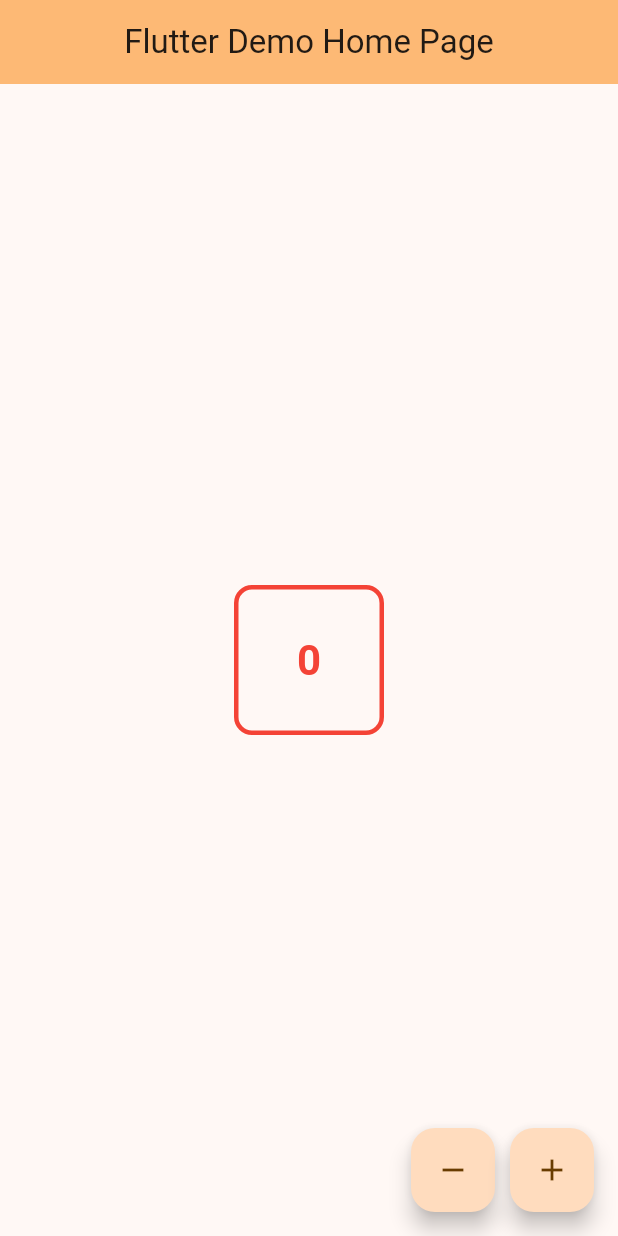
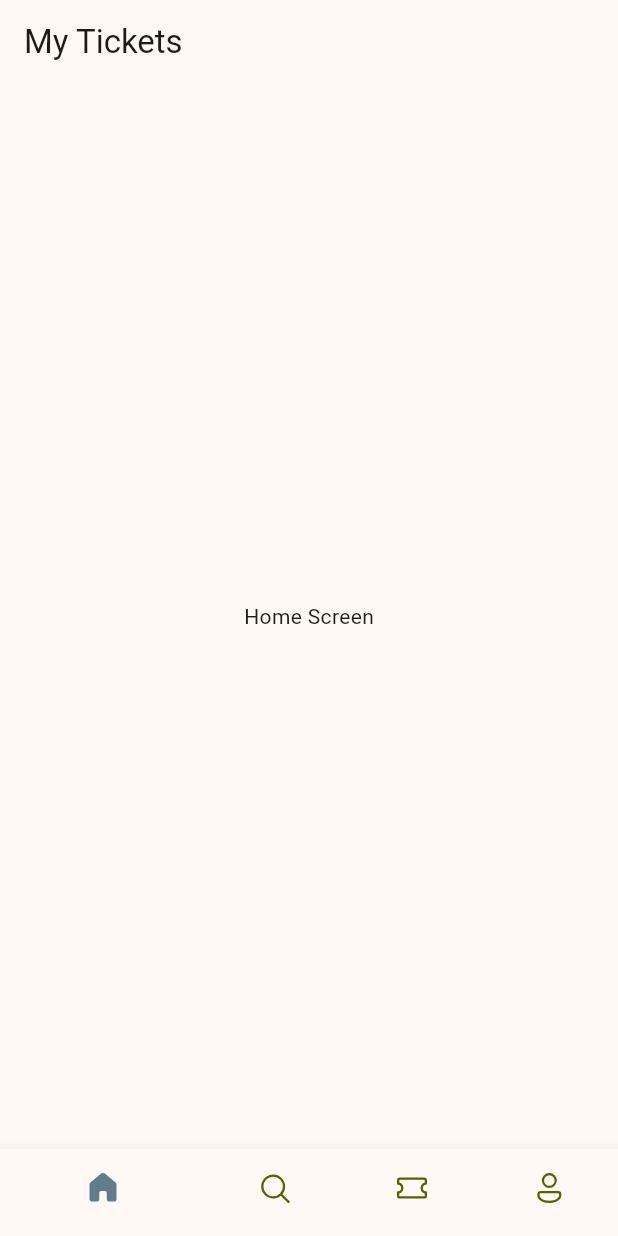
Before and after one commit to rddeveloper2019/ticket-app-flutter, a Flutter app: the screen it shows after launch, on a phone screen of 412 x 824 dp. Run offline on Flutter 3.47's test engine with Material 3 defaults, Android fonts, the phone set to English and light mode, and no system bars; our stand-ins replace fluentui_icons.

Commit message:
bottom navbar

```diff
--- /dev/null
+++ b/lib/base/bottom_nav_bar.dart
@@ -0,0 +1,63 @@
+import 'package:fluentui_icons/fluentui_icons.dart';
+import 'package:flutter/material.dart';
+
+class BottomNavBar extends StatefulWidget {
+  const BottomNavBar({super.key});
+
+  @override
+  State<BottomNavBar> createState() => _BottomNavBarState();
+}
+
+class _BottomNavBarState extends State<BottomNavBar> {
+  int _activeIndex = 0;
+
+  final _appScreens = <Widget>[
+    const Center(child: Text('Home Screen')),
+    const Center(child: Text('Search Screen')),
+    const Center(child: Text('Tickets Screen')),
+    const Center(child: Text('Profile Screen')),
+  ];
+
+  void _onTap(int value) {
+    setState(() {
+      _activeIndex = value;
+    });
+  }
+
+  @override
+  Widget build(BuildContext context) {
+    return Scaffold(
+      appBar: AppBar(title: const Text('My Tickets')),
+      body: _appScreens[_activeIndex],
+      bottomNavigationBar: BottomNavigationBar(
+        currentIndex: _activeIndex,
+        selectedItemColor: Colors.blueGrey,
+        unselectedItemColor: const Color(0xFF526400),
+        showSelectedLabels: false,
+        onTap: _onTap,
+        items: const [
+          BottomNavigationBarItem(
+            icon: Icon(FluentSystemIcons.ic_fluent_home_regular),
+            activeIcon: Icon(FluentSystemIcons.ic_fluent_home_filled),
+            label: "Home",
+          ),
+          BottomNavigationBarItem(
+            icon: Icon(FluentSystemIcons.ic_fluent_search_regular),
+            activeIcon: Icon(FluentSystemIcons.ic_fluent_search_filled),
+            label: "Search",
+          ),
+          BottomNavigationBarItem(
+            icon: Icon(FluentSystemIcons.ic_fluent_ticket_regular),
+            activeIcon: Icon(FluentSystemIcons.ic_fluent_ticket_filled),
+            label: "Tickets",
+          ),
+          BottomNavigationBarItem(
+            icon: Icon(FluentSystemIcons.ic_fluent_person_regular),
+            activeIcon: Icon(FluentSystemIcons.ic_fluent_person_filled),
+            label: "Profile",
+          ),
+        ],
+      ),
+    );
+  }
+}
--- a/lib/main.dart
+++ b/lib/main.dart
@@ -1,4 +1,5 @@
 import 'package:flutter/material.dart';
+import 'package:ticket_app/base/bottom_nav_bar.dart';
 
 void main() {
   runApp(const MyApp());
@@ -14,80 +15,9 @@ class MyApp extends StatelessWidget {
       theme: ThemeData(
         colorScheme: ColorScheme.fromSeed(seedColor: Colors.orange.shade500),
       ),
-      home: const MyHomePage(title: 'Flutter Demo Home Page'),
+
       debugShowCheckedModeBanner: false,
+      home: const BottomNavBar(),
     );
   }
 }
-
-class MyHomePage extends StatefulWidget {
-  const MyHomePage({super.key, required this.title});
-
-  final String title;
-
-  @override
-  State<MyHomePage> createState() => _MyHomePageState();
-}
-
-class _MyHomePageState extends State<MyHomePage> {
-  int _counter = 0;
-
-  void Function() _changeCounter(int value) {
-    return () {
-      setState(() {
-        _counter += value;
-      });
-    };
-  }
-
-  @override
-  Widget build(BuildContext context) {
-    return Scaffold(
-      appBar: AppBar(
-        backgroundColor: Theme.of(context).colorScheme.inversePrimary,
-        centerTitle: true,
-
-        title: Text(widget.title),
-      ),
-      body: Center(
-        child: Column(
-          mainAxisAlignment: MainAxisAlignment.center,
-          children: <Widget>[
-            Container(
-              height: 100,
-              width: 100,
-              decoration: BoxDecoration(
-                border: Border.all(width: 3, color: Colors.red),
-                borderRadius: const BorderRadius.all(Radius.circular(12)),
-              ),
-              alignment: Alignment.center,
-              child: Text(
-                '$_counter',
-                style: Theme.of(context).textTheme.headlineMedium!.copyWith(
-                  color: Colors.red,
-                  fontWeight: FontWeight.bold,
-                ),
-              ),
-            ),
-          ],
-        ),
-      ),
-      floatingActionButton: Row(
-        mainAxisAlignment: MainAxisAlignment.end,
-        children: [
-          FloatingActionButton(
-            onPressed: _changeCounter(-1),
-            tooltip: 'Decrement',
-            child: const Icon(Icons.remove),
-          ),
-          const SizedBox(width: 10),
-          FloatingActionButton(
-            onPressed: _changeCounter(1),
-            tooltip: 'Increment',
-            child: const Icon(Icons.add),
-          ),
-        ],
-      ),
-    );
-  }
-}
--- a/pubspec.yaml
+++ b/pubspec.yaml
@@ -34,6 +34,7 @@ dependencies:
   # The following adds the Cupertino Icons font to your application.
   # Use with the CupertinoIcons class for iOS style icons.
   cupertino_icons: ^1.0.8
+  fluentui_icons: ^1.0.0
 
 dev_dependencies:
   flutter_test:
```
Also changed, not shown: pubspec.lock.
